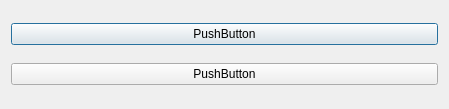
Old version of the form share.ui in the repository gidzzz/openmediaplayer.
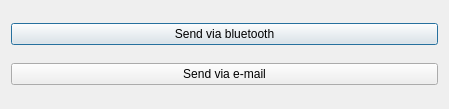
New version of the form.

The edit to the form file:
```diff
--- a/share.ui
+++ b/share.ui
@@ -17,14 +17,14 @@
    <item>
     <widget class="QPushButton" name="share_bt">
      <property name="text">
-      <string>PushButton</string>
+      <string>Send via bluetooth</string>
      </property>
     </widget>
    </item>
    <item>
     <widget class="QPushButton" name="share_mail">
      <property name="text">
-      <string>PushButton</string>
+      <string>Send via e-mail</string>
      </property>
     </widget>
    </item>
```
Left out of the diff: 2 changed lines with no effect on the pictures.
